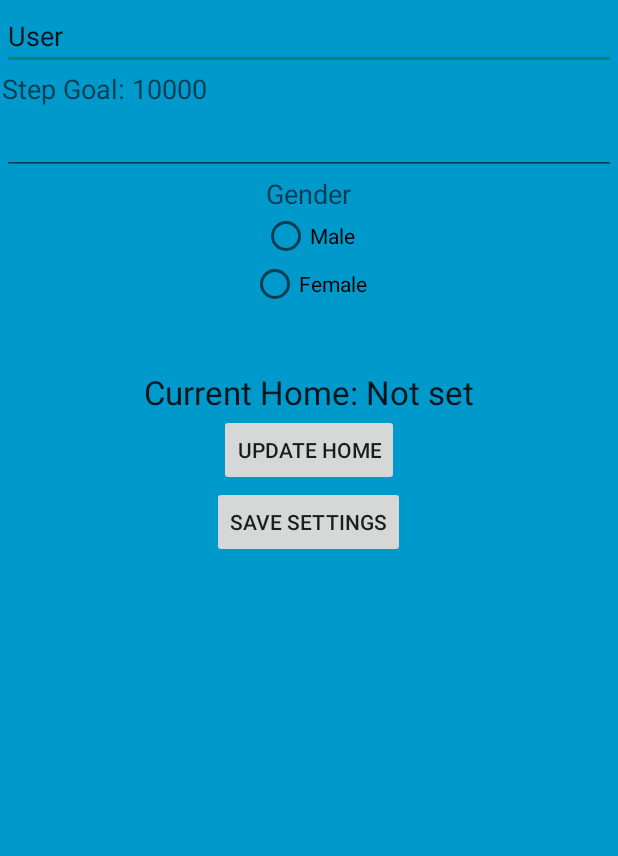
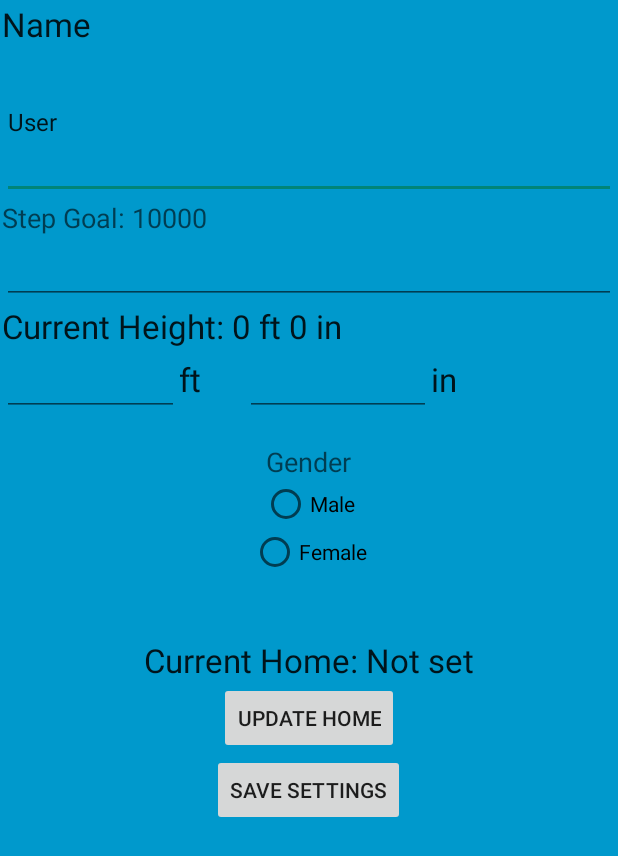
Before and after one commit to jdurbanek/NewWorld, an Android app: the MySettings screen opened directly, with no data from a screen before it, on a phone screen of 412 x 824 dp. Shown: the top 856 px of the screen. Run offline under Robolectric (Android 15) with nearby library versions, the phone set to English and light mode, and no system bars.

Commit message:
Added welcome and height attribute to settings.

```diff
--- a/app/src/main/AndroidManifest.xml
+++ b/app/src/main/AndroidManifest.xml
@@ -28,6 +28,11 @@
         <activity android:name=".MainBuilding" />
         <activity android:name=".Barracks" />
         <activity android:name=".Farm"></activity>
+        <!-- ATTENTION: This was auto-generated to add Google Play services to your project for
+             App Indexing.  See https://g.co/AppIndexing/AndroidStudio for more information. -->
+        <meta-data
+            android:name="com.google.android.gms.version"
+            android:value="@integer/google_play_services_version" />
     </application>
 
 </manifest>
--- a/app/src/main/java/project/mobile/newworld/MySettings.java
+++ b/app/src/main/java/project/mobile/newworld/MySettings.java
@@ -30,6 +30,12 @@ public class MySettings extends AppCompatActivity {
     private int myGoal = 10000;
     private String setHome = "Not set";
     private String myMAC = "";
+    private EditText heightFt;
+    private EditText heightIn;
+    private TextView currentHeight;
+    private int myFeet;
+    private int myInches;
+
     @Override
     protected void onCreate(Bundle savedInstanceState) {
         super.onCreate(savedInstanceState);
@@ -42,12 +48,17 @@ public class MySettings extends AppCompatActivity {
         goalLabel = (TextView)findViewById(R.id.goalsLabel);
         currentHome = (TextView)findViewById(R.id.currentHome);
         updateWifi = (Button)findViewById(R.id.updateHome);
+        heightFt = (EditText)findViewById(R.id.heightFT);
+        heightIn = (EditText)findViewById(R.id.heightIN);
+        currentHeight = (TextView)findViewById(R.id.heighttextView);
 
         SharedPreferences settings = getSharedPreferences("BaseInfo", 0);
         boolean amMale = settings.getBoolean("Male", false);
         boolean amFemale = settings.getBoolean("Female", false);
         String myName = settings.getString("Name", "User");
         int stepG = settings.getInt("Goal", 10000);
+        myFeet = settings.getInt("feet", 0);
+        myInches = settings.getInt("inches", 0);
         setHome = settings.getString("Wifi", setHome);
         myMAC = settings.getString("MAC", myMAC);
 
@@ -62,14 +73,19 @@ public class MySettings extends AppCompatActivity {
         goalLabel.setText("Step Goal: " + stepG);
         myGoal = stepG;
         currentHome.setText("Current Home: " +  setHome);
+        currentHeight.setText("Current Height: " + myFeet + " ft " + myInches + " in ");
+
     }
 
     public void saveSettings(View view){
 
         String myName = name.getText().toString().trim();
 
+
         try {
             myGoal = Integer.parseInt(sGoals.getText().toString().trim());
+          //  myFeet = Integer.parseInt(heightFt.getText().toString().trim());
+          //  myInches = Integer.parseInt(heightIn.getText().toString().trim());
         }catch (NumberFormatException e){
 
         }
@@ -80,6 +96,8 @@ public class MySettings extends AppCompatActivity {
         editor.putString("Name", myName);
         editor.putBoolean("Male", male.isChecked());
         editor.putBoolean("Female", female.isChecked());
+        editor.putInt("feet", myFeet);
+        editor.putInt("inches", myInches);
         editor.commit();
         finish();
     }
@@ -119,11 +137,22 @@ public class MySettings extends AppCompatActivity {
     protected void onStop(){
         super.onStop();
 
+        //Toast toast = Toast.makeText(getApplicationContext(), heightFt.getText().toString() + " " + heightIn.getText().toString(), Toast.LENGTH_LONG);
+        //toast.show();
+        String ft = heightFt.getText().toString();
+        String in = heightIn.getText().toString();
+
         try {
-            myGoal = Integer.parseInt(sGoals.getText().toString().trim());
+            if(sGoals.getText().toString().length() > 0)
+                myGoal = Integer.parseInt(sGoals.getText().toString().trim());
+            if(ft.length() > 0)
+                myFeet = Integer.parseInt(ft);
+            if(in.length() > 0)
+                myInches = Integer.parseInt(in);
         }catch (NumberFormatException e){
 
         }
+
         SharedPreferences settings = getSharedPreferences("BaseInfo", 0);
         SharedPreferences.Editor editor = settings.edit();
         editor.putInt("Goal", myGoal);
@@ -132,6 +161,8 @@ public class MySettings extends AppCompatActivity {
         editor.putBoolean("Female", female.isChecked());
         editor.putString("Wifi", setHome);
         editor.putString("MAC", myMAC);
+        editor.putInt("feet", myFeet);
+        editor.putInt("inches", myInches);
         editor.commit();
     }
 }
--- a/app/src/main/res/layout/activity_my_settings.xml
+++ b/app/src/main/res/layout/activity_my_settings.xml
@@ -10,16 +10,26 @@
     tools:context="project.mobile.newworld.MySettings"
     android:padding = "1dp"
     android:background="@android:color/holo_blue_dark"
-    android:orientation="vertical">
+    android:orientation="vertical"
+    android:weightSum="1">
 
+
+    <TextView
+        android:layout_width="wrap_content"
+        android:layout_height="wrap_content"
+        android:textAppearance="?android:attr/textAppearanceLarge"
+        android:text="Name"
+        android:id="@+id/textView" />
 
     <EditText
         android:layout_width="match_parent"
         android:layout_height="wrap_content"
         android:inputType="textPersonName"
-        android:text="Name"
+        android:text="User"
         android:ems="10"
-        android:id="@+id/nameEText" />
+        android:id="@+id/nameEText"
+        android:layout_weight="0.18"
+        android:textSize="16dp" />
 
     <TextView
         android:layout_width="wrap_content"
@@ -34,6 +44,50 @@
         android:inputType="number"
         android:ems="10"
         android:id="@+id/stepGoals" />
+
+    <TextView
+        android:layout_width="wrap_content"
+        android:layout_height="wrap_content"
+        android:textAppearance="?android:attr/textAppearanceLarge"
+        android:text="Height"
+        android:id="@+id/heighttextView" />
+
+    <LinearLayout
+        android:orientation="horizontal"
+        android:layout_width="match_parent"
+        android:layout_height="63dp"
+        android:weightSum="1">
+
+        <EditText
+            android:layout_width="118dp"
+            android:layout_height="wrap_content"
+            android:inputType="number"
+            android:ems="10"
+            android:id="@+id/heightFT" />
+
+        <TextView
+            android:layout_width="wrap_content"
+            android:layout_height="wrap_content"
+            android:textAppearance="?android:attr/textAppearanceLarge"
+            android:text="ft"
+            android:id="@+id/ftText"
+            android:layout_weight="0.22" />
+
+        <EditText
+            android:layout_width="124dp"
+            android:layout_height="wrap_content"
+            android:inputType="number"
+            android:ems="10"
+            android:id="@+id/heightIN" />
+
+        <TextView
+            android:layout_width="wrap_content"
+            android:layout_height="wrap_content"
+            android:textAppearance="?android:attr/textAppearanceLarge"
+            android:text="in"
+            android:id="@+id/inText"
+            android:layout_weight="0.19" />
+    </LinearLayout>
 
     <TextView
         android:layout_width="wrap_content"
@@ -53,7 +107,8 @@
             android:text="Male"
             android:id="@+id/gM"
             android:layout_gravity="center"
-            android:checked="false" />
+            android:checked="false"
+            android:textColor="#010000" />
 
         <RadioButton
             android:layout_width="wrap_content"
@@ -61,7 +116,8 @@
             android:text="Female"
             android:layout_gravity="center"
             android:id="@+id/gF"
-            android:checked="false" />
+            android:checked="false"
+            android:textColor="#000000" />
     </RadioGroup>
 
     <TextView
```
Also changed, not shown: app/src/main/java/project/mobile/newworld/MainActivity.java (+26 -11 lines), app/src/main/res/layout/activity_main.xml (+11 -0 lines).
